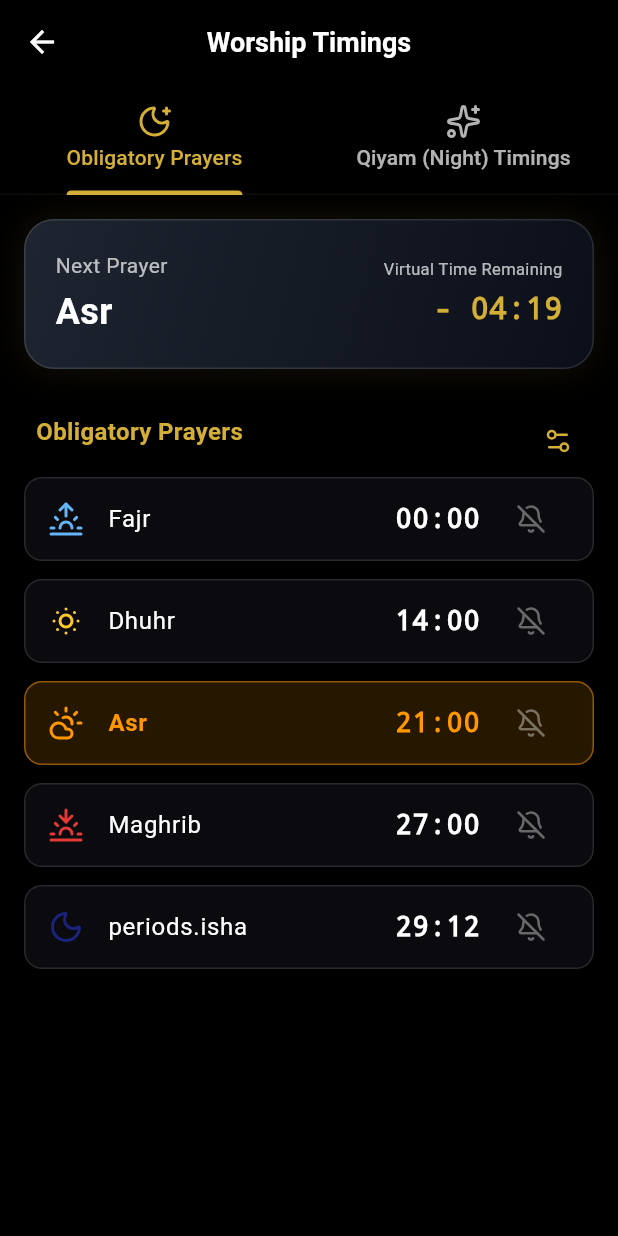
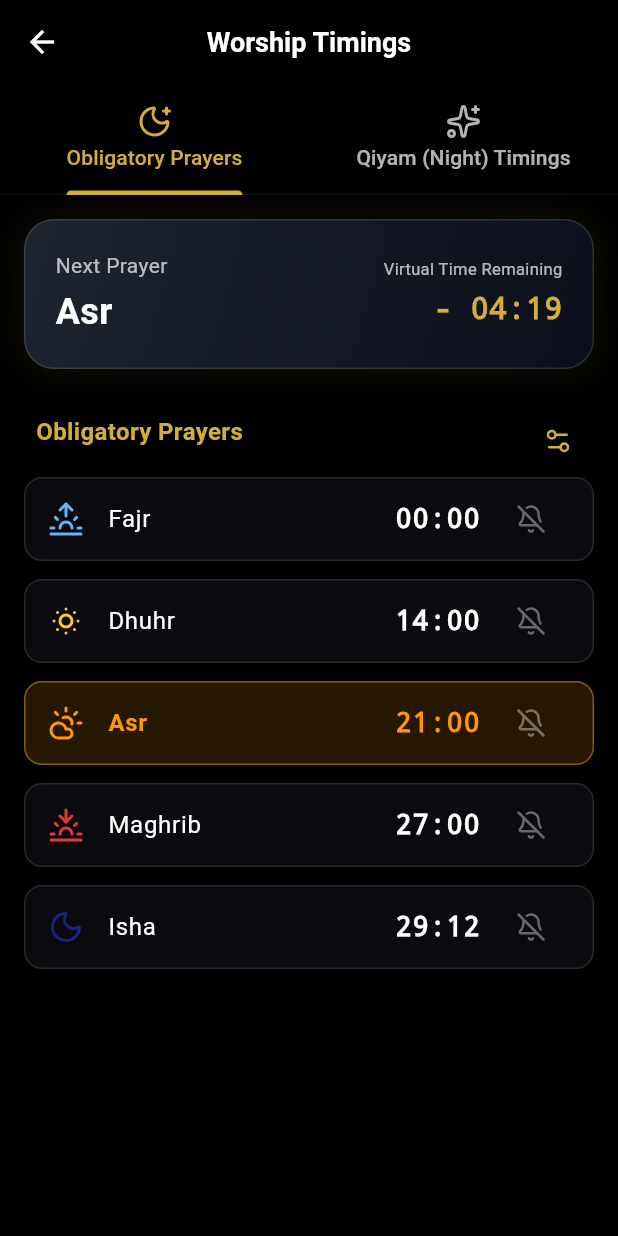
Before and after one commit to Abdallah-Kaballo/Suwaya, a Flutter app: the IbadatScreen screen opened directly, on a phone screen of 412 x 824 dp. Run offline on Flutter 3.47's test engine with Material 3 defaults, Android fonts, the phone set to English and light mode, and no system bars; our stand-ins replace adhan, easy_localization, firebase_core, firebase_crashlytics, fl_chart, flutter_animate and 15 more; missing offline and left inert: alarm; accounts and stored records are empty; generated files the repository leaves out were written again; Roboto replaces fonts that are missing (Tajawal).

Commit message:
Fix: Isha translation, English digits formatting, and update app icons

```diff
--- a/lib/features/ibadat/ibadat_screen.dart
+++ b/lib/features/ibadat/ibadat_screen.dart
@@ -14,7 +14,8 @@ class IbadatScreen extends ConsumerWidget {
   const IbadatScreen({super.key});
 
   String _getDisplayTime(DateTime targetTime, AstroState astroState, bool useAstro) {
-    if (!useAstro) return DateFormat('HH:mm').format(targetTime);
+    // تم إضافة 'en' لإجبار مكتبة intl على استخدام الأرقام الإنجليزية (0-9) دائماً
+    if (!useAstro) return DateFormat('HH:mm', 'en').format(targetTime);
 
     if (astroState.periods.isEmpty) return "00:00";
     double totalVirtualMinutes = 0.0;
@@ -89,7 +90,8 @@ class IbadatScreen extends ConsumerWidget {
       {'name': 'periods.dhuhr'.tr(), 'time': ibadat.dhuhr},
       {'name': 'periods.asr'.tr(), 'time': ibadat.asr},
       {'name': 'periods.maghrib'.tr(), 'time': ibadat.maghrib},
-      {'name': 'periods.isha'.tr(), 'time': ibadat.isha},
+      // تم تصحيح المفتاح هنا من periods.isha إلى prayers.isha
+      {'name': 'prayers.isha'.tr(), 'time': ibadat.isha},
       {'name': 'ibadat.next_fajr'.tr(), 'time': ibadat.nextFajr},
     ];
 
@@ -168,7 +170,7 @@ class IbadatScreen extends ConsumerWidget {
         _buildTimingCard(context, ref, astroState, '3', 'periods.dhuhr'.tr(), ibadat.dhuhr, LucideIcons.sun_dim, const Color(0xFFFFCA28), nextPrayer['time'] == ibadat.dhuhr, isDark),
         _buildTimingCard(context, ref, astroState, '4', 'periods.asr'.tr(), ibadat.asr, LucideIcons.cloud_sun, const Color(0xFFFF9800), nextPrayer['time'] == ibadat.asr, isDark),
         _buildTimingCard(context, ref, astroState, '5', 'periods.maghrib'.tr(), ibadat.maghrib, LucideIcons.sunset, const Color(0xFFE53935), nextPrayer['time'] == ibadat.maghrib, isDark),
-        _buildTimingCard(context, ref, astroState, 'isha', 'periods.isha'.tr(), ibadat.isha, LucideIcons.moon, const Color(0xFF1A237E), nextPrayer['time'] == ibadat.isha, isDark),
+        _buildTimingCard(context, ref, astroState, 'isha', 'prayers.isha'.tr(), ibadat.isha, LucideIcons.moon, const Color(0xFF1A237E), nextPrayer['time'] == ibadat.isha, isDark),
       ],
     );
   }
```
Also changed, not shown: 31 other files.
